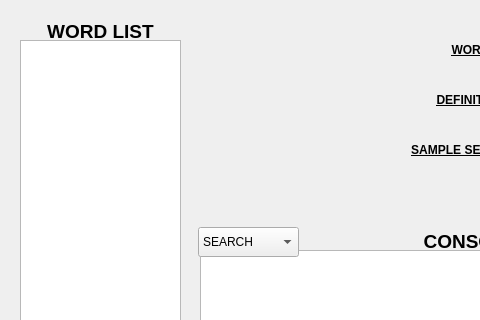
The window that GUI/main.ui (Yee172/AlphabetQs) describes before a commit, drawn with Qt 5; both pictures show x 0 to 480 and y 0 to 320 of the 770 by 562 pixel window.
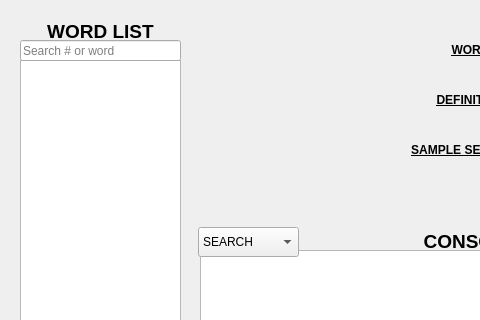
The same window after the commit.

The edit to the form file:
```diff
--- a/GUI/main.ui
+++ b/GUI/main.ui
@@ -20,9 +20,9 @@
    <property name="geometry">
     <rect>
      <x>20</x>
-     <y>40</y>
+     <y>60</y>
      <width>161</width>
-     <height>471</height>
+     <height>451</height>
     </rect>
    </property>
    <property name="autoFillBackground">
@@ -320,6 +320,22 @@
     </property>
    </item>
   </widget>
+  <widget class="QLineEdit" name="search_box">
+   <property name="geometry">
+    <rect>
+     <x>20</x>
+     <y>40</y>
+     <width>161</width>
+     <height>21</height>
+    </rect>
+   </property>
+   <property name="whatsThis">
+    <string>Search Box</string>
+   </property>
+   <property name="placeholderText">
+    <string>Search # or word</string>
+   </property>
+  </widget>
   <action name="actionread_in">
    <property name="checkable">
     <bool>false</bool>
```
